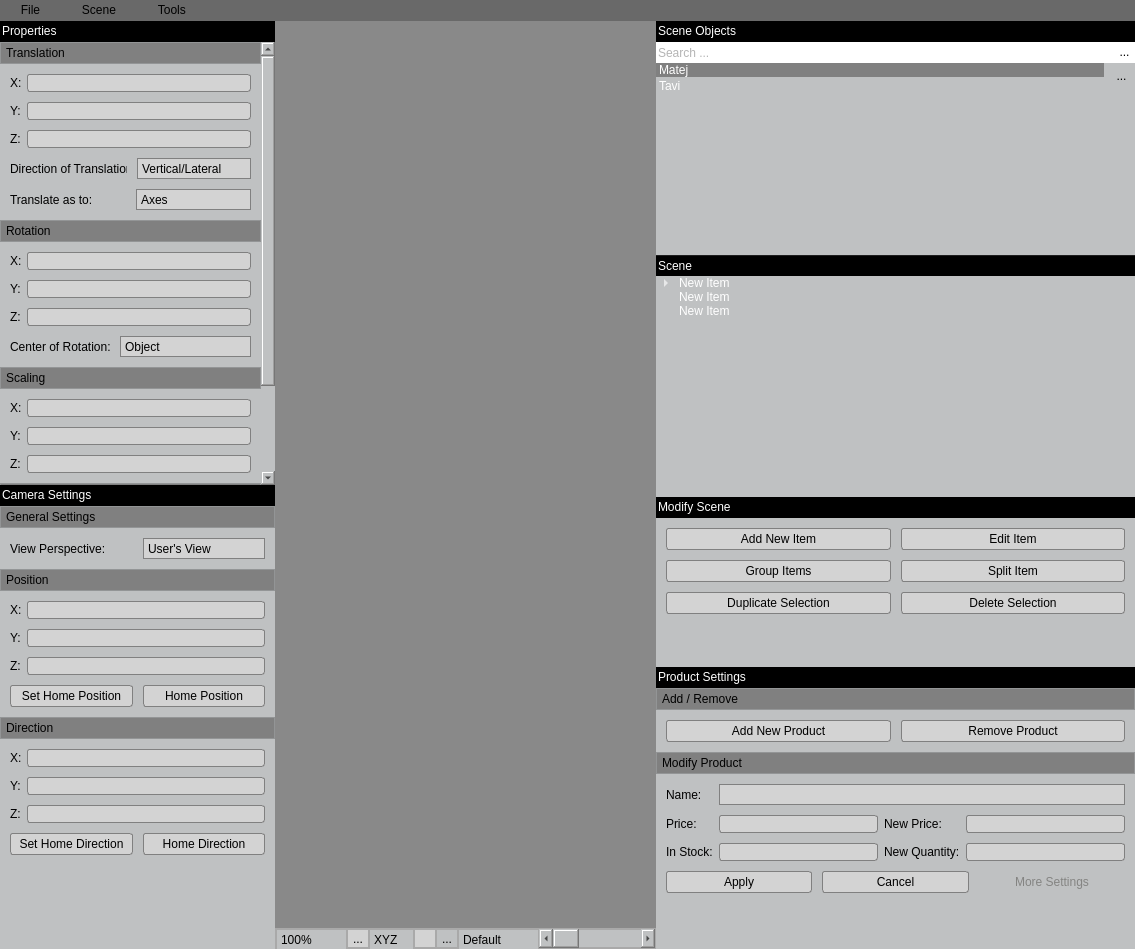
Above: Dev/OSG/Src/SceneEditor/libSceneEditor/VRShopBuilder_GUI.ui from octaviansoldea/VRShop before the change. Below: the same form after it.
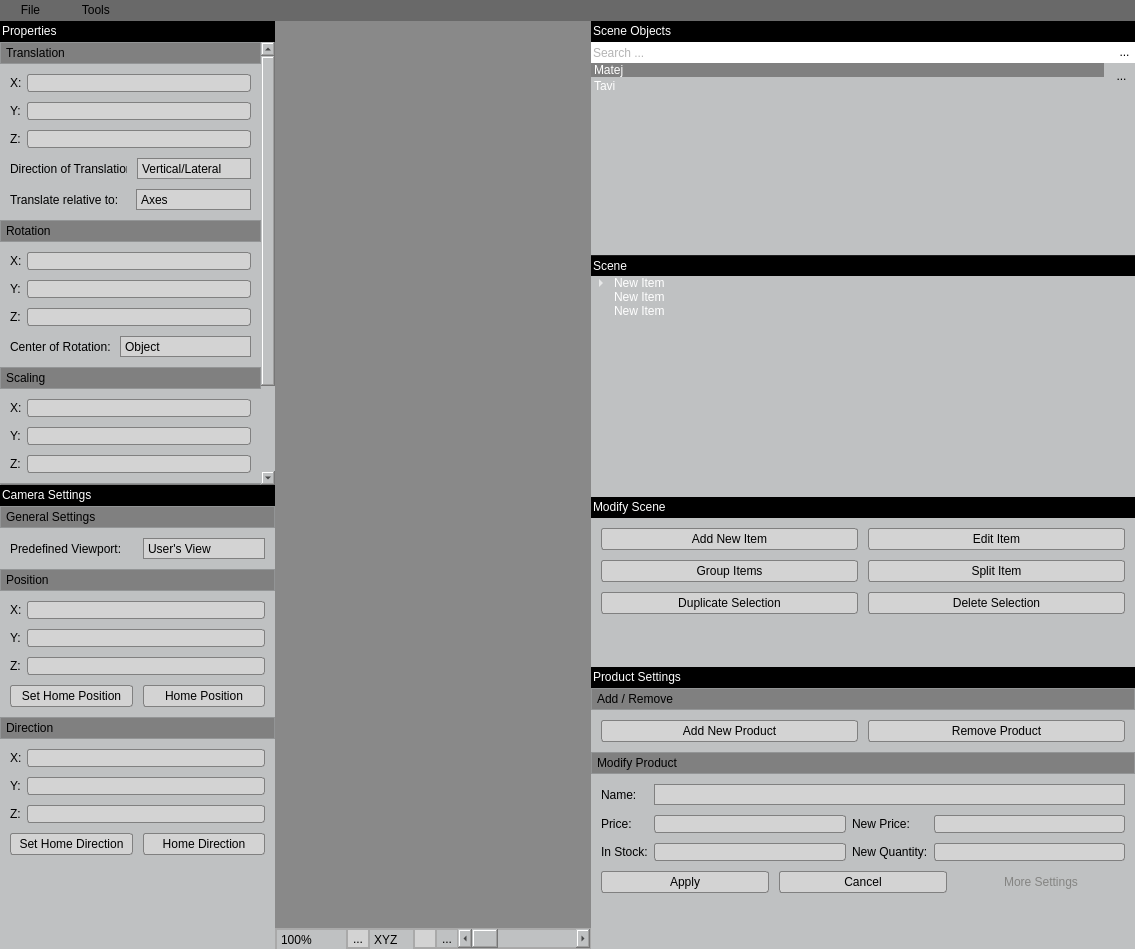
That is the form after the change. Icons and pictures are not drawn. Custom widgets are drawn as their Qt base class.

```diff
--- a/Dev/OSG/Src/SceneEditor/libSceneEditor/VRShopBuilder_GUI.ui
+++ b/Dev/OSG/Src/SceneEditor/libSceneEditor/VRShopBuilder_GUI.ui
@@ -344,7 +344,7 @@
              <rect>
               <x>0</x>
               <y>0</y>
-              <width>261</width>
+              <width>258</width>
               <height>563</height>
              </rect>
             </property>
@@ -627,7 +627,7 @@
                      </size>
                     </property>
                     <property name="text">
-                     <string>Translate as to:</string>
+                     <string>Translate relative to:</string>
                     </property>
                     <property name="buddy">
                      <cstring>m_pTranslationWidget</cstring>
@@ -1624,7 +1624,7 @@
                        <item>
                         <widget class="QLabel" name="label_4">
                          <property name="text">
-                          <string>View Perspective:</string>
+                          <string>Predefined Viewport:</string>
                          </property>
                         </widget>
                        </item>
@@ -2532,58 +2532,7 @@
             </widget>
            </item>
            <item>
-            <widget class="QComboBox" name="comboBox_6">
-             <property name="minimumSize">
-              <size>
-               <width>0</width>
-               <height>21</height>
-              </size>
-             </property>
-             <property name="maximumSize">
-              <size>
-               <width>81</width>
-               <height>16777215</height>
-              </size>
-             </property>
-             <property name="toolTip">
-              <string>Movement</string>
-             </property>
-             <property name="layoutDirection">
-              <enum>Qt::LeftToRight</enum>
-             </property>
-             <property name="styleSheet">
-              <string notr="true"/>
-             </property>
-             <property name="insertPolicy">
-              <enum>QComboBox::InsertAtTop</enum>
-             </property>
-             <property name="frame">
-              <bool>false</bool>
-             </property>
-             <item>
-              <property name="text">
-               <string>Default</string>
-              </property>
-             </item>
-             <item>
-              <property name="text">
-               <string>Vertical</string>
-              </property>
-             </item>
-             <item>
-              <property name="text">
-               <string>Lateral</string>
-              </property>
-             </item>
-             <item>
-              <property name="text">
-               <string>Longitudinal</string>
-              </property>
-             </item>
-            </widget>
-           </item>
-           <item>
-            <widget class="QScrollBar" name="horizontalScrollBar">
+            <widget class="QScrollBar" name="m_p_HorizontalScrollBar_TranslateScene">
              <property name="sizePolicy">
               <sizepolicy hsizetype="Minimum" vsizetype="Maximum">
                <horstretch>0</horstretch>
@@ -3366,7 +3315,7 @@
               <property name="minimumSize">
                <size>
                 <width>0</width>
-                <height>21</height>
+                <height>22</height>
                </size>
               </property>
               <property name="maximumSize">
@@ -3391,7 +3340,7 @@
               <property name="minimumSize">
                <size>
                 <width>0</width>
-                <height>21</height>
+                <height>22</height>
                </size>
               </property>
               <property name="maximumSize">
@@ -3422,7 +3371,7 @@
               <property name="minimumSize">
                <size>
                 <width>0</width>
-                <height>21</height>
+                <height>22</height>
                </size>
               </property>
               <property name="maximumSize">
@@ -3447,7 +3396,7 @@
               <property name="minimumSize">
                <size>
                 <width>0</width>
-                <height>21</height>
+                <height>22</height>
                </size>
               </property>
               <property name="maximumSize">
@@ -3466,7 +3415,7 @@
               <property name="minimumSize">
                <size>
                 <width>0</width>
-                <height>21</height>
+                <height>22</height>
                </size>
               </property>
               <property name="text">
@@ -3479,7 +3428,7 @@
               <property name="minimumSize">
                <size>
                 <width>0</width>
-                <height>21</height>
+                <height>22</height>
                </size>
               </property>
               <property name="text">
@@ -3665,8 +3614,8 @@
              <rect>
               <x>0</x>
               <y>0</y>
-              <width>481</width>
-              <height>268</height>
+              <width>483</width>
+              <height>264</height>
              </rect>
             </property>
             <layout class="QVBoxLayout" name="verticalLayout_14">
@@ -3820,7 +3769,7 @@
                     <property name="minimumSize">
                      <size>
                       <width>0</width>
-                      <height>21</height>
+                      <height>22</height>
                      </size>
                     </property>
                     <property name="autoFillBackground">
@@ -3848,7 +3797,7 @@
                     <property name="minimumSize">
                      <size>
                       <width>0</width>
-                      <height>21</height>
+                      <height>22</height>
                      </size>
                     </property>
                     <property name="text">
@@ -4038,7 +3987,7 @@
                     <property name="minimumSize">
                      <size>
                       <width>0</width>
-                      <height>21</height>
+                      <height>22</height>
                      </size>
                     </property>
                     <property name="maximumSize">
@@ -4057,7 +4006,7 @@
                     <property name="minimumSize">
                      <size>
                       <width>0</width>
-                      <height>21</height>
+                      <height>22</height>
                      </size>
                     </property>
                     <property name="maximumSize">
@@ -4076,7 +4025,7 @@
                     <property name="minimumSize">
                      <size>
                       <width>0</width>
-                      <height>21</height>
+                      <height>20</height>
                      </size>
                     </property>
                     <property name="maximumSize">
@@ -4184,13 +4133,6 @@
     <addaction name="separator"/>
     <addaction name="actionExit"/>
    </widget>
-   <widget class="QMenu" name="menuScene">
-    <property name="title">
-     <string>     Scene     </string>
-    </property>
-    <addaction name="actionAdd_Scene"/>
-    <addaction name="actionAdd_Item"/>
-   </widget>
    <widget class="QMenu" name="menuTools">
     <property name="title">
      <string>     Tools     </string>
@@ -4208,7 +4150,6 @@
     <addaction name="menuWindows"/>
    </widget>
    <addaction name="menuFile"/>
-   <addaction name="menuScene"/>
    <addaction name="menuTools"/>
   </widget>
   <action name="actionNew">
```
Left out of the diff: 154 changed lines with no effect on the pictures.
